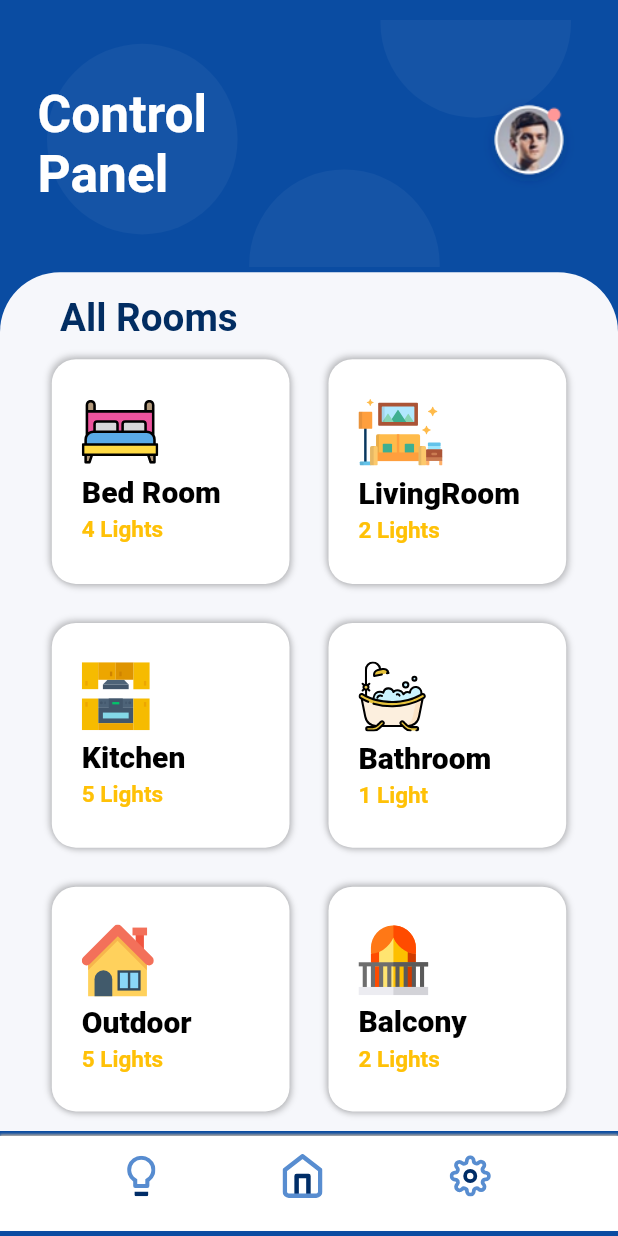
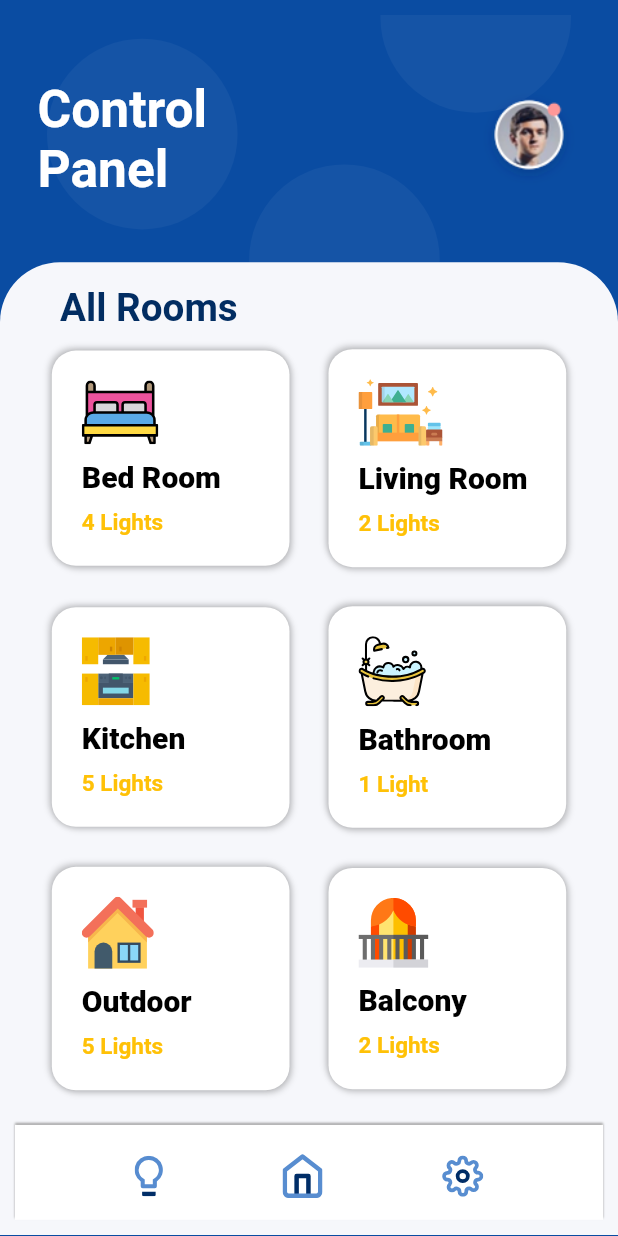
Before and after one commit to AdityaMotale/smart_light, a Flutter app: the screen it shows after launch, on a phone screen of 412 x 824 dp. Run offline on Flutter 3.47's test engine with Material 2 defaults, Android fonts, the phone set to English and light mode, and no system bars; our stand-ins replace flutter_staggered_animations, flutter_svg, get.

Commit message:
home page bug fix

```diff
--- a/lib/core/widgets/bottomNavBar.dart
+++ b/lib/core/widgets/bottomNavBar.dart
@@ -18,7 +18,7 @@ Widget bottomNavBar() => Container(
         ),
       ]),
       padding: const EdgeInsets.only(
-        bottom: 15,
+        // bottom: 15,
         top: 5,
       ),
       child: Row(
--- a/lib/views/home page/HomePage.dart
+++ b/lib/views/home page/HomePage.dart
@@ -12,7 +12,7 @@ class HomePage extends StatelessWidget {
       backgroundColor: Color(0xFF0A4CA2),
       body: Container(
         child: Column(
-          mainAxisAlignment: MainAxisAlignment.spaceEvenly,
+          mainAxisAlignment: MainAxisAlignment.spaceBetween,
           children: [
             Container(
               margin: const EdgeInsets.only(
@@ -65,6 +65,10 @@ class HomePage extends StatelessWidget {
               ),
             ),
             Container(
+              child: Expanded(
+                child: SingleChildScrollView(
+                  scrollDirection: Axis.vertical,
+                  child: Container(
                     decoration: BoxDecoration(
                       color: Color(0xFFF6F7FB),
                       borderRadius: BorderRadius.only(
@@ -91,7 +95,8 @@ class HomePage extends StatelessWidget {
                           children: [
                             RoomTile(
                               lights: '4 Lights',
-                        onTap: () => Get.to(() => LightPage(), arguments: {
+                              onTap: () => Get.to(() => LightPage(),
+                                  arguments: {
                                     'lights': '4 Lights',
                                     'room': '\nBed\nRoom'
                                   }),
@@ -101,8 +106,9 @@ class HomePage extends StatelessWidget {
                             RoomTile(
                               lights: '2 Lights',
                               img: 'assets/room.svg',
-                        roomName: 'LivingRoom',
-                        onTap: () => Get.to(() => LightPage(), arguments: {
+                              roomName: 'Living Room',
+                              onTap: () => Get.to(() => LightPage(),
+                                  arguments: {
                                     'lights': '2 Lights',
                                     'room': '\nLiving\nRoom'
                                   }),
@@ -116,7 +122,8 @@ class HomePage extends StatelessWidget {
                               lights: '5 Lights',
                               img: 'assets/kitchen.svg',
                               roomName: 'Kitchen',
-                        onTap: () => Get.to(() => LightPage(), arguments: {
+                              onTap: () => Get.to(() => LightPage(),
+                                  arguments: {
                                     'lights': '5 Lights',
                                     'room': '\nKitchen'
                                   }),
@@ -125,7 +132,8 @@ class HomePage extends StatelessWidget {
                               lights: '1 Light',
                               img: 'assets/bathtube.svg',
                               roomName: 'Bathroom',
-                        onTap: () => Get.to(() => LightPage(), arguments: {
+                              onTap: () => Get.to(() => LightPage(),
+                                  arguments: {
                                     'lights': '1 Light',
                                     'room': '\nBathroom'
                                   }),
@@ -139,7 +147,8 @@ class HomePage extends StatelessWidget {
                               lights: '5 Lights',
                               img: 'assets/house.svg',
                               roomName: 'Outdoor',
-                        onTap: () => Get.to(() => LightPage(), arguments: {
+                              onTap: () => Get.to(() => LightPage(),
+                                  arguments: {
                                     'lights': '5 Lights',
                                     'room': '\nOutdoor'
                                   }),
@@ -148,17 +157,24 @@ class HomePage extends StatelessWidget {
                               lights: '2 Lights',
                               img: 'assets/balcony.svg',
                               roomName: 'Balcony',
-                        onTap: () => Get.to(() => LightPage(), arguments: {
+                              onTap: () => Get.to(() => LightPage(),
+                                  arguments: {
                                     'lights': '2 Lights',
                                     'room': '\nBalcony'
                                   }),
                             )
                           ],
                         ),
+                        Container(
+                          margin: const EdgeInsets.all(10),
+                          child: bottomNavBar(),
+                        ),
                       ],
                     ),
                   ),
-            bottomNavBar(),
+                ),
+              ),
+            ),
           ],
         ),
       ),
--- a/lib/views/home page/widgets/roomTile.dart
+++ b/lib/views/home page/widgets/roomTile.dart
@@ -96,7 +96,7 @@ class RoomTile extends StatelessWidget {
         padding: const EdgeInsets.all(20),
         margin: const EdgeInsets.all(13),
         width: Get.width / 2.6,
-        height: Get.height / 5.5,
+        // height: Get.height / 5.5,
         decoration: BoxDecoration(
           borderRadius: BorderRadius.circular(16),
           boxShadow: [
@@ -122,15 +122,18 @@ class RoomTile extends StatelessWidget {
               crossAxisAlignment: CrossAxisAlignment.start,
               mainAxisAlignment: MainAxisAlignment.spaceEvenly,
               children: [
-                Text(
-                  roomName,
-                  style: TextStyle(
-                      color: Colors.black,
-                      fontWeight: FontWeight.w800,
-                      fontSize: 20),
+                Container(
+                  margin: const EdgeInsets.only(top: 10),
+                  child: Text(
+                    roomName,
+                    style: TextStyle(
+                        color: Colors.black,
+                        fontWeight: FontWeight.w800,
+                        fontSize: 20),
+                  ),
                 ),
                 Container(
-                  margin: const EdgeInsets.only(top: 5),
+                  margin: const EdgeInsets.only(top: 10),
                   child: Text(
                     lights,
                     style: TextStyle(
--- a/lib/views/lights page/LightsPage.dart
+++ b/lib/views/lights page/LightsPage.dart
@@ -190,7 +190,6 @@ class LightPage extends StatelessWidget {
                   topRight: Radius.circular(25),
                 ),
               ),
-              child: SingleChildScrollView(
               child: Container(
                 child: Column(
                   children: [
@@ -202,7 +201,8 @@ class LightPage extends StatelessWidget {
                           right: 10,
                         ),
                         child: Row(
-                            mainAxisAlignment: MainAxisAlignment.spaceEvenly,
+                          mainAxisAlignment:
+                              MainAxisAlignment.spaceEvenly,
                           children: [
                             SvgPicture.asset('assets/solution1.svg'),
                             Expanded(
@@ -293,7 +293,8 @@ class LightPage extends StatelessWidget {
                       child: Column(
                         children: [
                           Row(
-                              mainAxisAlignment: MainAxisAlignment.spaceEvenly,
+                            mainAxisAlignment:
+                                MainAxisAlignment.spaceEvenly,
                             children: [
                               ScenesCard(
                                 sceneName: 'Birthday',
@@ -308,7 +309,8 @@ class LightPage extends StatelessWidget {
                             ],
                           ),
                           Row(
-                              mainAxisAlignment: MainAxisAlignment.spaceEvenly,
+                            mainAxisAlignment:
+                                MainAxisAlignment.spaceEvenly,
                             children: [
                               ScenesCard(
                                 sceneName: 'Relax',
@@ -330,7 +332,6 @@ class LightPage extends StatelessWidget {
                 ),
               ),
             ),
-            ),
           ],
         ),
       ),
```
Lines whose indentation alone changed are shown as unchanged.
